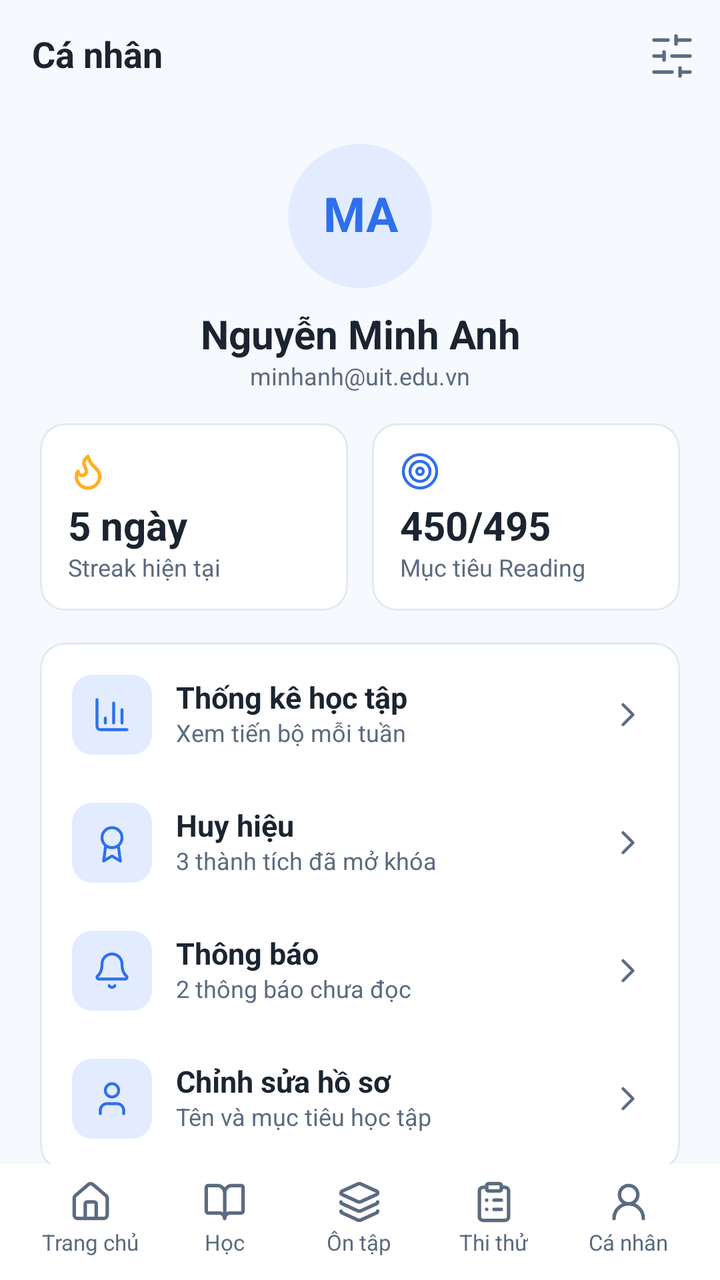
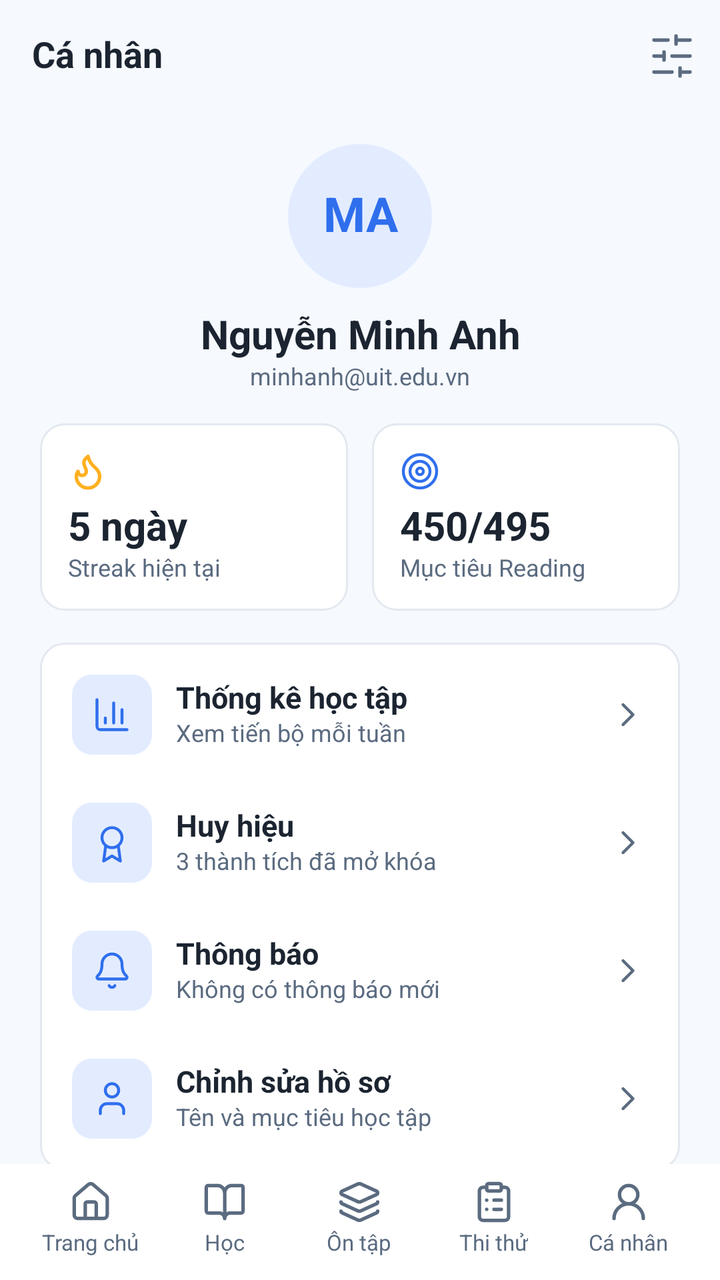

Compare the two renders of this Android layout. The source of the first and the diff that turns it into the second are given below.
<!-- AndroidManifest.xml: application theme Theme.NT118_Project -->
<!-- res/layout/fragment_profile.xml -->
<?xml version="1.0" encoding="utf-8"?>
<androidx.constraintlayout.widget.ConstraintLayout
    xmlns:android="http://schemas.android.com/apk/res/android"
    xmlns:app="http://schemas.android.com/apk/res-auto"
    android:layout_width="match_parent"
    android:layout_height="match_parent"
    android:background="@color/app_bg">
    <androidx.constraintlayout.widget.Guideline
        android:id="@+id/guideStart"
        android:layout_width="wrap_content"
        android:layout_height="wrap_content"
        android:orientation="vertical"
        app:layout_constraintGuide_percent="@dimen/guide_start" />
    <androidx.constraintlayout.widget.Guideline
        android:id="@+id/guideEnd"
        android:layout_width="wrap_content"
        android:layout_height="wrap_content"
        android:orientation="vertical"
        app:layout_constraintGuide_percent="@dimen/guide_end" />
    <LinearLayout
        android:layout_width="0dp"
        android:layout_height="0dp"
        android:id="@+id/screenColumn"
        app:layout_constraintStart_toStartOf="@id/guideStart"
        app:layout_constraintEnd_toEndOf="@id/guideEnd"
        app:layout_constraintTop_toTopOf="parent"
        app:layout_constraintBottom_toTopOf="@id/bottomNavHost"
        android:orientation="vertical">
        <LinearLayout
            android:layout_height="56dp"
            android:layout_width="match_parent"
            android:orientation="horizontal"
            android:gravity="center_vertical">
            <TextView
                android:layout_width="0dp"
                android:layout_weight="1"
                android:paddingStart="16dp"
                android:minHeight="48dp"
                android:gravity="center_vertical"
                android:layout_height="wrap_content"
                style="@style/Text.Title"
                android:text="@string/profile_14" />
            <ImageButton
                style="@style/IconButton"
                android:src="@drawable/ic_sliders"
                android:tint="@color/app_text_secondary"
                android:contentDescription="@string/notifications_empty_07" />
        </LinearLayout>
        <androidx.core.widget.NestedScrollView
            android:layout_width="match_parent"
            android:layout_height="0dp"
            android:layout_weight="1"
            android:fillViewport="true">
            <LinearLayout
                android:paddingStart="20dp"
                android:paddingTop="16dp"
                android:paddingEnd="20dp"
                android:paddingBottom="28dp"
                android:layout_width="match_parent"
                android:layout_height="wrap_content"
                android:orientation="vertical">
                <FrameLayout
                    android:id="@+id/avatarFrame"
                    android:layout_width="72dp"
                    android:layout_height="72dp"
                    android:layout_gravity="center_horizontal"
                    android:background="@drawable/bg_circle_soft">
                    <TextView
                        android:id="@+id/txtInitials"
                        android:gravity="center"
                        android:layout_height="match_parent"
                        android:textColor="@color/app_primary"
                        android:textSize="24sp"
                        android:layout_width="match_parent"
                        style="@style/Text.Title"
                        android:text="@string/profile_08" />
                    <ImageView
                        android:id="@+id/imgAvatar"
                        android:layout_width="match_parent"
                        android:layout_height="match_parent"
                        android:scaleType="centerCrop"
                        android:visibility="gone"
                        android:contentDescription="@string/avatar_desc" />
                </FrameLayout>
                <TextView
                    android:id="@+id/txtName"
                    android:gravity="center"
                    android:textSize="20sp"
                    android:layout_marginTop="12dp"
                    android:layout_width="match_parent"
                    android:layout_height="wrap_content"
                    style="@style/Text.Title"
                    android:text="@string/profile_09" />
                <TextView
                    android:id="@+id/txtEmail"
                    android:gravity="center"
                    android:layout_marginTop="2dp"
                    android:layout_width="match_parent"
                    android:layout_height="wrap_content"
                    style="@style/Text.Caption"
                    android:text="@string/forgot_email_04" />
                <TextView
                    android:id="@+id/txtFeaturedBadge"
                    style="@style/Badge"
                    android:layout_width="wrap_content"
                    android:layout_height="wrap_content"
                    android:layout_gravity="center_horizontal"
                    android:layout_marginTop="8dp"
                    android:visibility="gone" />
                <LinearLayout
                    android:layout_marginTop="16dp"
                    android:gravity="top"
                    android:layout_width="match_parent"
                    android:layout_height="wrap_content"
                    android:orientation="horizontal">
                    <LinearLayout
                        android:layout_width="0dp"
                        android:layout_weight="1"
                        android:padding="14dp"
                        android:background="@drawable/bg_card"
                        android:layout_height="wrap_content"
                        android:orientation="vertical">
                        <ImageView
                            android:layout_width="20dp"
                            android:layout_height="20dp"
                            android:src="@drawable/ic_flame"
                            android:importantForAccessibility="no" />
                        <TextView
                            android:textSize="20sp"
                            android:layout_marginTop="6dp"
                            android:layout_width="match_parent"
                            android:layout_height="wrap_content"
                            style="@style/Text.Title"
                            android:text="@string/badges_05" />
                        <TextView
                            android:layout_marginTop="2dp"
                            android:layout_width="match_parent"
                            android:layout_height="wrap_content"
                            style="@style/Text.Caption"
                            android:text="@string/profile_10" />
                    </LinearLayout>
                    <Space
                        android:layout_width="12dp"
                        android:layout_height="1dp" />
                    <LinearLayout
                        android:layout_width="0dp"
                        android:layout_weight="1"
                        android:padding="14dp"
                        android:background="@drawable/bg_card"
                        android:layout_height="wrap_content"
                        android:orientation="vertical">
                        <ImageView
                            android:layout_width="20dp"
                            android:layout_height="20dp"
                            android:src="@drawable/ic_target"
                            android:tint="@color/app_primary"
                            android:importantForAccessibility="no" />
                        <TextView
                            android:id="@+id/txtTarget"
                            android:textSize="20sp"
                            android:layout_marginTop="6dp"
                            android:layout_width="match_parent"
                            android:layout_height="wrap_content"
                            style="@style/Text.Title"
                            android:text="@string/profile_11" />
                        <TextView
                            android:layout_marginTop="2dp"
                            android:layout_width="match_parent"
                            android:layout_height="wrap_content"
                            style="@style/Text.Caption"
                            android:text="@string/profile_12" />
                    </LinearLayout>
                </LinearLayout>
                <LinearLayout
                    android:padding="4dp"
                    android:layout_marginTop="16dp"
                    android:background="@drawable/bg_card"
                    android:layout_width="match_parent"
                    android:layout_height="wrap_content"
                    android:orientation="vertical">
                    <LinearLayout
                        android:padding="12dp"
                        android:minHeight="64dp"
                        android:layout_width="match_parent"
                        android:layout_height="wrap_content"
                        android:orientation="horizontal"
                        android:gravity="center_vertical"
                        android:clickable="true"
                        android:focusable="true"
                        android:tag="nav:stats"
                        android:foreground="?attr/selectableItemBackground">
                        <FrameLayout
                            android:layout_width="40dp"
                            android:layout_height="40dp"
                            android:background="@drawable/bg_icon_square">
                            <ImageView
                                android:layout_gravity="center"
                                android:layout_width="20dp"
                                android:layout_height="20dp"
                                android:src="@drawable/ic_chart"
                                android:tint="@color/app_primary"
                                android:importantForAccessibility="no" />
                        </FrameLayout>
                        <LinearLayout
                            android:layout_width="0dp"
                            android:layout_weight="1"
                            android:layout_marginStart="12dp"
                            android:layout_height="wrap_content"
                            android:orientation="vertical">
                            <TextView
                                android:textStyle="bold"
                                android:layout_width="match_parent"
                                android:layout_height="wrap_content"
                                style="@style/Text.Body"
                                android:text="@string/profile_01" />
                            <TextView
                                android:layout_marginTop="2dp"
                                android:layout_width="match_parent"
                                android:layout_height="wrap_content"
                                style="@style/Text.Caption"
                                android:text="@string/profile_02" />
                        </LinearLayout>
                        <ImageView
                            android:layout_width="20dp"
                            android:layout_height="20dp"
                            android:src="@drawable/ic_chevron_right"
                            android:tint="@color/app_text_secondary"
                            android:importantForAccessibility="no" />
                    </LinearLayout>
                    <LinearLayout
                        android:padding="12dp"
                        android:minHeight="64dp"
                        android:layout_width="match_parent"
                        android:layout_height="wrap_content"
                        android:orientation="horizontal"
                        android:gravity="center_vertical"
                        android:clickable="true"
                        android:focusable="true"
                        android:tag="nav:badges"
                        android:foreground="?attr/selectableItemBackground">
                        <FrameLayout
                            android:layout_width="40dp"
                            android:layout_height="40dp"
                            android:background="@drawable/bg_icon_square">
                            <ImageView
                                android:layout_gravity="center"
                                android:layout_width="20dp"
                                android:layout_height="20dp"
                                android:src="@drawable/ic_award"
                                android:tint="@color/app_primary"
                                android:importantForAccessibility="no" />
                        </FrameLayout>
                        <LinearLayout
                            android:layout_width="0dp"
                            android:layout_weight="1"
                            android:layout_marginStart="12dp"
                            android:layout_height="wrap_content"
                            android:orientation="vertical">
                            <TextView
                                android:textStyle="bold"
                                android:layout_width="match_parent"
                                android:layout_height="wrap_content"
                                style="@style/Text.Body"
                                android:text="@string/profile_03" />
                            <TextView
                                android:id="@+id/txtBadgeSummary"
                                android:layout_marginTop="2dp"
                                android:layout_width="match_parent"
                                android:layout_height="wrap_content"
                                style="@style/Text.Caption"
                                android:text="@string/profile_04" />
                        </LinearLayout>
                        <ImageView
                            android:layout_width="20dp"
                            android:layout_height="20dp"
                            android:src="@drawable/ic_chevron_right"
                            android:tint="@color/app_text_secondary"
                            android:importantForAccessibility="no" />
                    </LinearLayout>
                    <LinearLayout
                        android:padding="12dp"
                        android:minHeight="64dp"
                        android:layout_width="match_parent"
                        android:layout_height="wrap_content"
                        android:orientation="horizontal"
                        android:gravity="center_vertical"
                        android:clickable="true"
                        android:focusable="true"
                        android:tag="nav:notifications"
                        android:foreground="?attr/selectableItemBackground">
                        <FrameLayout
                            android:layout_width="40dp"
                            android:layout_height="40dp"
                            android:background="@drawable/bg_icon_square">
                            <ImageView
                                android:layout_gravity="center"
                                android:layout_width="20dp"
                                android:layout_height="20dp"
                                android:src="@drawable/ic_bell"
                                android:tint="@color/app_primary"
                                android:importantForAccessibility="no" />
                        </FrameLayout>
                        <LinearLayout
                            android:layout_width="0dp"
                            android:layout_weight="1"
                            android:layout_marginStart="12dp"
                            android:layout_height="wrap_content"
                            android:orientation="vertical">
                            <TextView
                                android:textStyle="bold"
                                android:layout_width="match_parent"
                                android:layout_height="wrap_content"
                                style="@style/Text.Body"
                                android:text="@string/home_19" />
                            <TextView
                                android:layout_marginTop="2dp"
                                android:layout_width="match_parent"
                                android:layout_height="wrap_content"
                                style="@style/Text.Caption"
                                android:text="@string/profile_05" />
                        </LinearLayout>
                        <ImageView
                            android:layout_width="20dp"
                            android:layout_height="20dp"
                            android:src="@drawable/ic_chevron_right"
                            android:tint="@color/app_text_secondary"
                            android:importantForAccessibility="no" />
                    </LinearLayout>
                    <LinearLayout
                        android:padding="12dp"
                        android:minHeight="64dp"
                        android:layout_width="match_parent"
                        android:layout_height="wrap_content"
                        android:orientation="horizontal"
                        android:gravity="center_vertical"
                        android:clickable="true"
                        android:focusable="true"
                        android:tag="nav:profile_edit"
                        android:foreground="?attr/selectableItemBackground">
                        <FrameLayout
                            android:layout_width="40dp"
                            android:layout_height="40dp"
                            android:background="@drawable/bg_icon_square">
                            <ImageView
                                android:layout_gravity="center"
                                android:layout_width="20dp"
                                android:layout_height="20dp"
                                android:src="@drawable/ic_user"
                                android:tint="@color/app_primary"
                                android:importantForAccessibility="no" />
                        </FrameLayout>
                        <LinearLayout
                            android:layout_width="0dp"
                            android:layout_weight="1"
                            android:layout_marginStart="12dp"
                            android:layout_height="wrap_content"
                            android:orientation="vertical">
                            <TextView
                                android:textStyle="bold"
                                android:layout_width="match_parent"
                                android:layout_height="wrap_content"
                                style="@style/Text.Body"
                                android:text="@string/profile_06" />
                            <TextView
                                android:layout_marginTop="2dp"
                                android:layout_width="match_parent"
                                android:layout_height="wrap_content"
                                style="@style/Text.Caption"
                                android:text="@string/profile_07" />
                        </LinearLayout>
                        <ImageView
                            android:layout_width="20dp"
                            android:layout_height="20dp"
                            android:src="@drawable/ic_chevron_right"
                            android:tint="@color/app_text_secondary"
                            android:importantForAccessibility="no" />
                    </LinearLayout>
                </LinearLayout>
                <Space
                    android:layout_width="match_parent"
                    android:layout_height="0dp"
                    android:layout_weight="1" />
                <LinearLayout
                    android:gravity="center"
                    android:minHeight="48dp"
                    android:layout_marginTop="16dp"
                    android:layout_width="match_parent"
                    android:layout_height="wrap_content"
                    android:orientation="horizontal"
                    android:clickable="true"
                    android:focusable="true"
                    android:tag="logout"
                    android:foreground="?attr/selectableItemBackground">
                    <ImageView
                        android:layout_width="20dp"
                        android:layout_height="20dp"
                        android:src="@drawable/ic_log_out"
                        android:tint="@color/app_text_secondary"
                        android:importantForAccessibility="no" />
                    <TextView
                        android:layout_marginStart="8dp"
                        android:textStyle="bold"
                        android:layout_width="wrap_content"
                        android:layout_height="wrap_content"
                        style="@style/Text.Body"
                        android:text="@string/profile_13" />
                </LinearLayout>
            </LinearLayout>
        </androidx.core.widget.NestedScrollView>
    </LinearLayout>
    <FrameLayout
        android:id="@+id/bottomNavHost"
        android:layout_width="0dp"
        android:layout_height="wrap_content"
        android:tag="navtab:profile"
        app:layout_constraintStart_toStartOf="parent"
        app:layout_constraintEnd_toEndOf="parent"
        app:layout_constraintBottom_toBottomOf="parent">
        <include
            layout="@layout/layout_bottom_nav"
            android:layout_width="match_parent"
            android:layout_height="wrap_content" />
    </FrameLayout>
</androidx.constraintlayout.widget.ConstraintLayout>
<!-- res/layout/layout_bottom_nav.xml (included above) -->
<?xml version="1.0" encoding="utf-8"?>
<LinearLayout xmlns:android="http://schemas.android.com/apk/res/android"
    android:id="@+id/bottomNav"
    android:layout_width="match_parent"
    android:layout_height="80dp"
    android:background="@color/app_surface"
    android:orientation="horizontal"
    android:paddingStart="12dp"
    android:paddingTop="8dp"
    android:paddingEnd="12dp"
    android:paddingBottom="12dp">

    <LinearLayout
        android:id="@+id/tabHome"
        style="@style/NavTab">
        <ImageView
            android:layout_width="22dp"
            android:layout_height="22dp"
            android:importantForAccessibility="no"
            android:src="@drawable/ic_house"
            android:tint="@color/app_text_secondary" />
        <TextView
            style="@style/Text"
            android:layout_width="wrap_content"
            android:layout_height="wrap_content"
            android:layout_marginTop="3dp"
            android:text="@string/tab_home"
            android:textColor="@color/app_text_secondary"
            android:textSize="11sp" />
    </LinearLayout>

    <LinearLayout
        android:id="@+id/tabLearn"
        style="@style/NavTab">
        <ImageView
            android:layout_width="22dp"
            android:layout_height="22dp"
            android:importantForAccessibility="no"
            android:src="@drawable/ic_book_open"
            android:tint="@color/app_text_secondary" />
        <TextView
            style="@style/Text"
            android:layout_width="wrap_content"
            android:layout_height="wrap_content"
            android:layout_marginTop="3dp"
            android:text="@string/tab_learn"
            android:textColor="@color/app_text_secondary"
            android:textSize="11sp" />
    </LinearLayout>

    <LinearLayout
        android:id="@+id/tabReview"
        style="@style/NavTab">
        <ImageView
            android:layout_width="22dp"
            android:layout_height="22dp"
            android:importantForAccessibility="no"
            android:src="@drawable/ic_layers"
            android:tint="@color/app_text_secondary" />
        <TextView
            style="@style/Text"
            android:layout_width="wrap_content"
            android:layout_height="wrap_content"
            android:layout_marginTop="3dp"
            android:text="@string/tab_review"
            android:textColor="@color/app_text_secondary"
            android:textSize="11sp" />
    </LinearLayout>

    <LinearLayout
        android:id="@+id/tabExam"
        style="@style/NavTab">
        <ImageView
            android:layout_width="22dp"
            android:layout_height="22dp"
            android:importantForAccessibility="no"
            android:src="@drawable/ic_clipboard_list"
            android:tint="@color/app_text_secondary" />
        <TextView
            style="@style/Text"
            android:layout_width="wrap_content"
            android:layout_height="wrap_content"
            android:layout_marginTop="3dp"
            android:text="@string/tab_exam"
            android:textColor="@color/app_text_secondary"
            android:textSize="11sp" />
    </LinearLayout>

    <LinearLayout
        android:id="@+id/tabProfile"
        style="@style/NavTab">
        <ImageView
            android:layout_width="22dp"
            android:layout_height="22dp"
            android:importantForAccessibility="no"
            android:src="@drawable/ic_user_round"
            android:tint="@color/app_text_secondary" />
        <TextView
            style="@style/Text"
            android:layout_width="wrap_content"
            android:layout_height="wrap_content"
            android:layout_marginTop="3dp"
            android:text="@string/tab_profile"
            android:textColor="@color/app_text_secondary"
            android:textSize="11sp" />
    </LinearLayout>
</LinearLayout>
<!-- resources referenced by this layout -->
<resources>
  <color name="app_bg">#F6F9FE</color>
  <color name="app_primary">#2F6FED</color>
  <color name="app_surface">#FFFFFF</color>
  <color name="app_text_secondary">#5B6B80</color>
  <item name="guide_end" format="float" type="dimen">1.0</item>
  <item name="guide_start" format="float" type="dimen">0.0</item>
  <!-- drawable bg_card (drawable) -->
  <?xml version="1.0" encoding="utf-8"?>
  <shape xmlns:android="http://schemas.android.com/apk/res/android" android:shape="rectangle">
      <solid android:color="@color/app_surface" />
      <stroke android:width="1dp" android:color="@color/app_border" />
      <corners android:radius="12dp" />
  </shape>
  <!-- drawable bg_circle_soft (drawable) -->
  <?xml version="1.0" encoding="utf-8"?>
  <shape xmlns:android="http://schemas.android.com/apk/res/android" android:shape="oval">
      <solid android:color="@color/app_primary_soft" />
  </shape>
  <!-- drawable bg_icon_square (drawable) -->
  <?xml version="1.0" encoding="utf-8"?>
  <shape xmlns:android="http://schemas.android.com/apk/res/android" android:shape="rectangle">
      <solid android:color="@color/app_primary_soft" />
      <corners android:radius="10dp" />
  </shape>
  <string name="avatar_desc">Ảnh đại diện</string>
  <string name="badges_05">5 ngày</string>
  <string name="forgot_email_04">minhanh@uit.edu.vn</string>
  <string name="home_19">Thông báo</string>
  <string name="notifications_empty_07">Cài đặt</string>
  <string name="profile_01">Thống kê học tập</string>
  <string name="profile_02">Xem tiến bộ mỗi tuần</string>
  <string name="profile_03">Huy hiệu</string>
  <string name="profile_04">3 thành tích đã mở khóa</string>
  <string name="profile_05">2 thông báo chưa đọc</string>
  <string name="profile_06">Chỉnh sửa hồ sơ</string>
  <string name="profile_07">Tên và mục tiêu học tập</string>
  <string name="profile_08">MA</string>
  <string name="profile_09">Nguyễn Minh Anh</string>
  <string name="profile_10">Streak hiện tại</string>
  <string name="profile_11">450/495</string>
  <string name="profile_12">Mục tiêu Reading</string>
  <string name="profile_13">Đăng xuất</string>
  <string name="profile_14">Cá nhân</string>
  <string name="tab_exam">Thi thử</string>
  <string name="tab_home">Trang chủ</string>
  <string name="tab_learn">Học</string>
  <string name="tab_profile">Cá nhân</string>
  <string name="tab_review">Ôn tập</string>
  <style name="IconButton" parent="">
          <item name="android:layout_width">@dimen/icon_button</item>
          <item name="android:layout_height">@dimen/icon_button</item>
          <item name="android:scaleType">center</item>
          <item name="android:background">?attr/selectableItemBackgroundBorderless</item>
          <item name="android:tint">@color/app_text_secondary</item>
      </style>
  <style name="Text" parent="">
          <item name="android:textColor">@color/app_text</item>
          <item name="android:includeFontPadding">false</item>
      </style>
  <style name="Text.Body">
          <item name="android:textSize">15sp</item>
          <item name="android:lineSpacingExtra">4sp</item>
      </style>
  <style name="Text.Caption">
          <item name="android:textSize">12sp</item>
          <item name="android:textColor">@color/app_text_secondary</item>
      </style>
  <style name="Text.Title">
          <item name="android:textSize">18sp</item>
          <item name="android:textStyle">bold</item>
      </style>
  <style name="Theme.NT118_Project" parent="Base.Theme.NT118_Project" />
  <color name="app_border">#E4E9F0</color>
  <color name="app_primary_soft">#E3ECFF</color>
  <!-- drawable bg_badge (drawable) -->
  <?xml version="1.0" encoding="utf-8"?>
  <shape xmlns:android="http://schemas.android.com/apk/res/android" android:shape="rectangle">
      <solid android:color="@color/app_primary_soft" />
      <stroke android:width="1dp" android:color="@color/app_primary" />
      <corners android:radius="999dp" />
  </shape>
  <dimen name="icon_button">48dp</dimen>
  <color name="app_text">#1B2430</color>
  <!-- unchanged entries left out for length: 17 -->
</resources>

<!-- the commit's change to res/layout/fragment_profile.xml (unified diff, before → after) -->
@@ -316,8 +316,9 @@
                                 android:layout_marginTop="2dp"
                                 android:layout_width="match_parent"
                                 android:layout_height="wrap_content"
+                                android:id="@+id/txtUnreadSummary"
                                 style="@style/Text.Caption"
-                                android:text="@string/profile_05" />
+                                android:text="@string/profile_unread_none" />
                         </LinearLayout>
                         <ImageView
                             android:layout_width="20dp"
<!-- resource entries referenced after the edit -->
@@ -33,7 +33,6 @@
   <string name="profile_02">Xem tiến bộ mỗi tuần</string>
   <string name="profile_03">Huy hiệu</string>
   <string name="profile_04">3 thành tích đã mở khóa</string>
-  <string name="profile_05">2 thông báo chưa đọc</string>
   <string name="profile_06">Chỉnh sửa hồ sơ</string>
   <string name="profile_07">Tên và mục tiêu học tập</string>
   <string name="profile_08">MA</string>
@@ -43,6 +42,7 @@
   <string name="profile_12">Mục tiêu Reading</string>
   <string name="profile_13">Đăng xuất</string>
   <string name="profile_14">Cá nhân</string>
+  <string name="profile_unread_none">Không có thông báo mới</string>
   <string name="tab_exam">Thi thử</string>
   <string name="tab_home">Trang chủ</string>
   <string name="tab_learn">Học</string>
